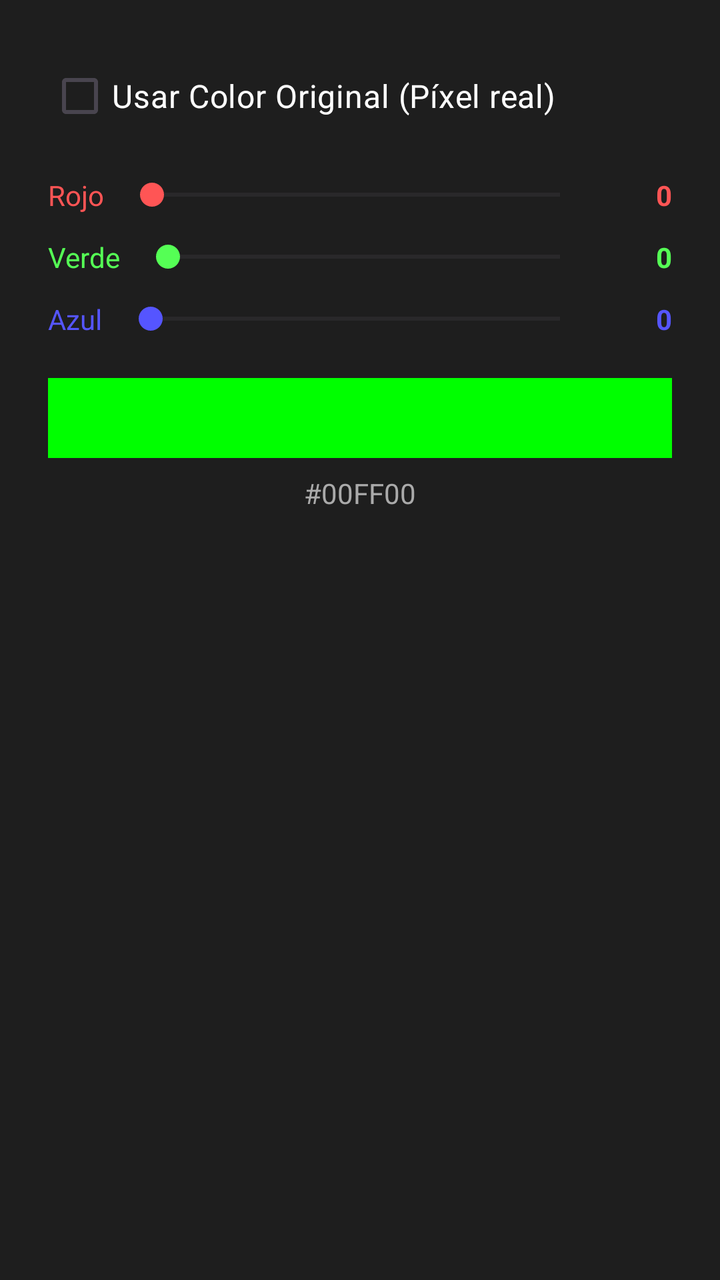
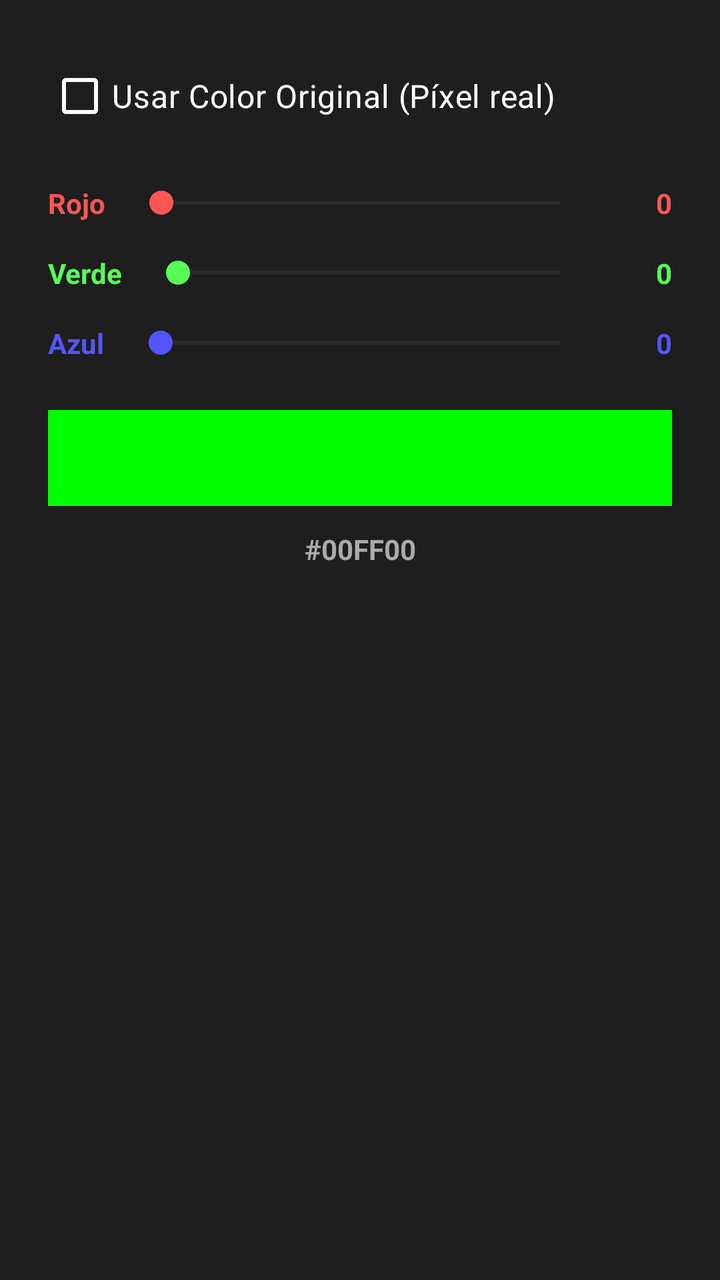

Screens rendered from an Android XML layout before and after an edit, with the pre-edit source and the edit as a unified diff.
<!-- AndroidManifest.xml: application theme Theme.YouToText -->
<!-- res/layout/dialog_color_native.xml -->
<?xml version="1.0" encoding="utf-8"?>
<LinearLayout xmlns:android="http://schemas.android.com/apk/res/android"
    android:layout_width="match_parent"
    android:layout_height="wrap_content"
    android:orientation="vertical"
    android:padding="24dp"
    android:background="#1E1E1E">

    <CheckBox
        android:id="@+id/cbOriginalColor"
        android:layout_width="match_parent"
        android:layout_height="wrap_content"
        android:text="Usar Color Original (Píxel real)"
        android:textColor="#FFFFFF"
        android:textSize="16sp"
        android:layout_marginBottom="16dp" />

    <LinearLayout
        android:id="@+id/rgbContainer"
        android:layout_width="match_parent"
        android:layout_height="wrap_content"
        android:orientation="vertical">

        
        <LinearLayout
            android:layout_width="match_parent"
            android:layout_height="wrap_content"
            android:orientation="horizontal"
            android:gravity="center_vertical">
            <TextView android:layout_width="wrap_content" android:layout_height="wrap_content" android:text="Rojo" android:textColor="#FF5555" android:textSize="14sp" android:layout_marginEnd="8dp"/>
            <SeekBar android:id="@+id/seekR" android:layout_width="0dp" android:layout_height="wrap_content" android:layout_weight="1" android:max="255" android:progressTint="#FF5555" android:thumbTint="#FF5555"/>
            <TextView android:id="@+id/tvR" android:layout_width="40dp" android:layout_height="wrap_content" android:text="0" android:textColor="#FF5555" android:textSize="14sp" android:textStyle="bold" android:gravity="end"/>
        </LinearLayout>

        
        <LinearLayout
            android:layout_width="match_parent"
            android:layout_height="wrap_content"
            android:orientation="horizontal"
            android:gravity="center_vertical"
            android:layout_marginTop="12dp">
            <TextView android:layout_width="wrap_content" android:layout_height="wrap_content" android:text="Verde" android:textColor="#55FF55" android:textSize="14sp" android:layout_marginEnd="8dp"/>
            <SeekBar android:id="@+id/seekG" android:layout_width="0dp" android:layout_height="wrap_content" android:layout_weight="1" android:max="255" android:progressTint="#55FF55" android:thumbTint="#55FF55"/>
            <TextView android:id="@+id/tvG" android:layout_width="40dp" android:layout_height="wrap_content" android:text="0" android:textColor="#55FF55" android:textSize="14sp" android:textStyle="bold" android:gravity="end"/>
        </LinearLayout>

        
        <LinearLayout
            android:layout_width="match_parent"
            android:layout_height="wrap_content"
            android:orientation="horizontal"
            android:gravity="center_vertical"
            android:layout_marginTop="12dp">
            <TextView android:layout_width="wrap_content" android:layout_height="wrap_content" android:text="Azul" android:textColor="#5555FF" android:textSize="14sp" android:layout_marginEnd="8dp"/>
            <SeekBar android:id="@+id/seekB" android:layout_width="0dp" android:layout_height="wrap_content" android:layout_weight="1" android:max="255" android:progressTint="#5555FF" android:thumbTint="#5555FF"/>
            <TextView android:id="@+id/tvB" android:layout_width="40dp" android:layout_height="wrap_content" android:text="0" android:textColor="#5555FF" android:textSize="14sp" android:textStyle="bold" android:gravity="end"/>
        </LinearLayout>

        
        <View
            android:id="@+id/colorPreview"
            android:layout_width="match_parent"
            android:layout_height="40dp"
            android:layout_marginTop="20dp"
            android:background="#00FF00" />

        <TextView
            android:id="@+id/tvHex"
            android:layout_width="match_parent"
            android:layout_height="wrap_content"
            android:text="#00FF00"
            android:textSize="14sp"
            android:textColor="#AAAAAA"
            android:gravity="center"
            android:layout_marginTop="8dp" />
    </LinearLayout>
</LinearLayout>
<!-- resources referenced by this layout -->
<resources>
  <style name="Theme.YouToText" parent="Base.Theme.YouToText" />
  <style name="Base.Theme.YouToText" parent="Theme.Material3.DayNight.NoActionBar">
          
          
      </style>
</resources>

<!-- the commit's change to res/layout/dialog_color_native.xml (unified diff, before → after) -->
@@ -1,20 +1,24 @@
 <?xml version="1.0" encoding="utf-8"?>
-<LinearLayout xmlns:android="http://schemas.android.com/apk/res/android"
+<LinearLayout
+    xmlns:android="http://schemas.android.com/apk/res/android"
     android:layout_width="match_parent"
     android:layout_height="wrap_content"
     android:orientation="vertical"
     android:padding="24dp"
     android:background="#1E1E1E">
 
+    
     <CheckBox
         android:id="@+id/cbOriginalColor"
         android:layout_width="match_parent"
         android:layout_height="wrap_content"
+        android:layout_marginBottom="20dp"
+        android:buttonTint="#FFFFFF"
         android:text="Usar Color Original (Píxel real)"
         android:textColor="#FFFFFF"
-        android:textSize="16sp"
-        android:layout_marginBottom="16dp" />
+        android:textSize="16sp" />
 
+    
     <LinearLayout
         android:id="@+id/rgbContainer"
         android:layout_width="match_parent"
@@ -25,53 +29,130 @@
         <LinearLayout
             android:layout_width="match_parent"
             android:layout_height="wrap_content"
-            android:orientation="horizontal"
-            android:gravity="center_vertical">
-            <TextView android:layout_width="wrap_content" android:layout_height="wrap_content" android:text="Rojo" android:textColor="#FF5555" android:textSize="14sp" android:layout_marginEnd="8dp"/>
-            <SeekBar android:id="@+id/seekR" android:layout_width="0dp" android:layout_height="wrap_content" android:layout_weight="1" android:max="255" android:progressTint="#FF5555" android:thumbTint="#FF5555"/>
-            <TextView android:id="@+id/tvR" android:layout_width="40dp" android:layout_height="wrap_content" android:text="0" android:textColor="#FF5555" android:textSize="14sp" android:textStyle="bold" android:gravity="end"/>
+            android:gravity="center_vertical"
+            android:orientation="horizontal">
+
+            <TextView
+                android:layout_width="wrap_content"
+                android:layout_height="wrap_content"
+                android:layout_marginEnd="12dp"
+                android:text="Rojo"
+                android:textColor="#FF5555"
+                android:textSize="14sp"
+                android:textStyle="bold" />
+
+            <SeekBar
+                android:id="@+id/seekR"
+                android:layout_width="0dp"
+                android:layout_height="wrap_content"
+                android:layout_weight="1"
+                android:max="255"
+                android:progressTint="#FF5555"
+                android:thumbTint="#FF5555" />
+
+            <TextView
+                android:id="@+id/tvR"
+                android:layout_width="40dp"
+                android:layout_height="wrap_content"
+                android:gravity="end"
+                android:text="0"
+                android:textColor="#FF5555"
+                android:textSize="14sp"
+                android:textStyle="bold" />
         </LinearLayout>
 
         
         <LinearLayout
             android:layout_width="match_parent"
             android:layout_height="wrap_content"
-            android:orientation="horizontal"
+            android:layout_marginTop="16dp"
             android:gravity="center_vertical"
-            android:layout_marginTop="12dp">
-            <TextView android:layout_width="wrap_content" android:layout_height="wrap_content" android:text="Verde" android:textColor="#55FF55" android:textSize="14sp" android:layout_marginEnd="8dp"/>
-            <SeekBar android:id="@+id/seekG" android:layout_width="0dp" android:layout_height="wrap_content" android:layout_weight="1" android:max="255" android:progressTint="#55FF55" android:thumbTint="#55FF55"/>
-            <TextView android:id="@+id/tvG" android:layout_width="40dp" android:layout_height="wrap_content" android:text="0" android:textColor="#55FF55" android:textSize="14sp" android:textStyle="bold" android:gravity="end"/>
+            android:orientation="horizontal">
+
+            <TextView
+                android:layout_width="wrap_content"
+                android:layout_height="wrap_content"
+                android:layout_marginEnd="12dp"
+                android:text="Verde"
+                android:textColor="#55FF55"
+                android:textSize="14sp"
+                android:textStyle="bold" />
+
+            <SeekBar
+                android:id="@+id/seekG"
+                android:layout_width="0dp"
+                android:layout_height="wrap_content"
+                android:layout_weight="1"
+                android:max="255"
+                android:progressTint="#55FF55"
+                android:thumbTint="#55FF55" />
+
+            <TextView
+                android:id="@+id/tvG"
+                android:layout_width="40dp"
+                android:layout_height="wrap_content"
+                android:gravity="end"
+                android:text="0"
+                android:textColor="#55FF55"
+                android:textSize="14sp"
+                android:textStyle="bold" />
         </LinearLayout>
 
         
         <LinearLayout
             android:layout_width="match_parent"
             android:layout_height="wrap_content"
-            android:orientation="horizontal"
+            android:layout_marginTop="16dp"
             android:gravity="center_vertical"
-            android:layout_marginTop="12dp">
-            <TextView android:layout_width="wrap_content" android:layout_height="wrap_content" android:text="Azul" android:textColor="#5555FF" android:textSize="14sp" android:layout_marginEnd="8dp"/>
-            <SeekBar android:id="@+id/seekB" android:layout_width="0dp" android:layout_height="wrap_content" android:layout_weight="1" android:max="255" android:progressTint="#5555FF" android:thumbTint="#5555FF"/>
-            <TextView android:id="@+id/tvB" android:layout_width="40dp" android:layout_height="wrap_content" android:text="0" android:textColor="#5555FF" android:textSize="14sp" android:textStyle="bold" android:gravity="end"/>
+            android:orientation="horizontal">
+
+            <TextView
+                android:layout_width="wrap_content"
+                android:layout_height="wrap_content"
+                android:layout_marginEnd="12dp"
+                android:text="Azul"
+                android:textColor="#5555FF"
+                android:textSize="14sp"
+                android:textStyle="bold" />
+
+            <SeekBar
+                android:id="@+id/seekB"
+                android:layout_width="0dp"
+                android:layout_height="wrap_content"
+                android:layout_weight="1"
+                android:max="255"
+                android:progressTint="#5555FF"
+                android:thumbTint="#5555FF" />
+
+            <TextView
+                android:id="@+id/tvB"
+                android:layout_width="40dp"
+                android:layout_height="wrap_content"
+                android:gravity="end"
+                android:text="0"
+                android:textColor="#5555FF"
+                android:textSize="14sp"
+                android:textStyle="bold" />
         </LinearLayout>
 
         
         <View
             android:id="@+id/colorPreview"
             android:layout_width="match_parent"
-            android:layout_height="40dp"
-            android:layout_marginTop="20dp"
+            android:layout_height="48dp"
+            android:layout_marginTop="24dp"
             android:background="#00FF00" />
 
+        
         <TextView
             android:id="@+id/tvHex"
             android:layout_width="match_parent"
             android:layout_height="wrap_content"
+            android:layout_marginTop="12dp"
+            android:gravity="center"
             android:text="#00FF00"
+            android:textColor="#AAAAAA"
             android:textSize="14sp"
-            android:textColor="#AAAAAA"
-            android:gravity="center"
-            android:layout_marginTop="8dp" />
+            android:textStyle="bold" />
     </LinearLayout>
 </LinearLayout>
